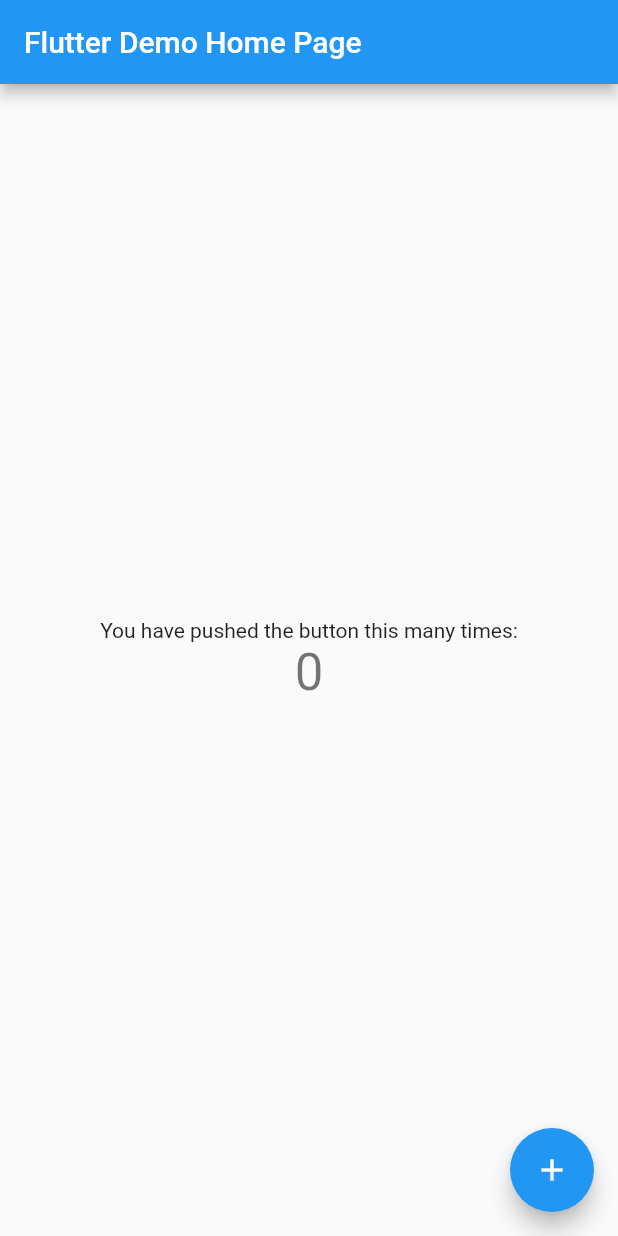
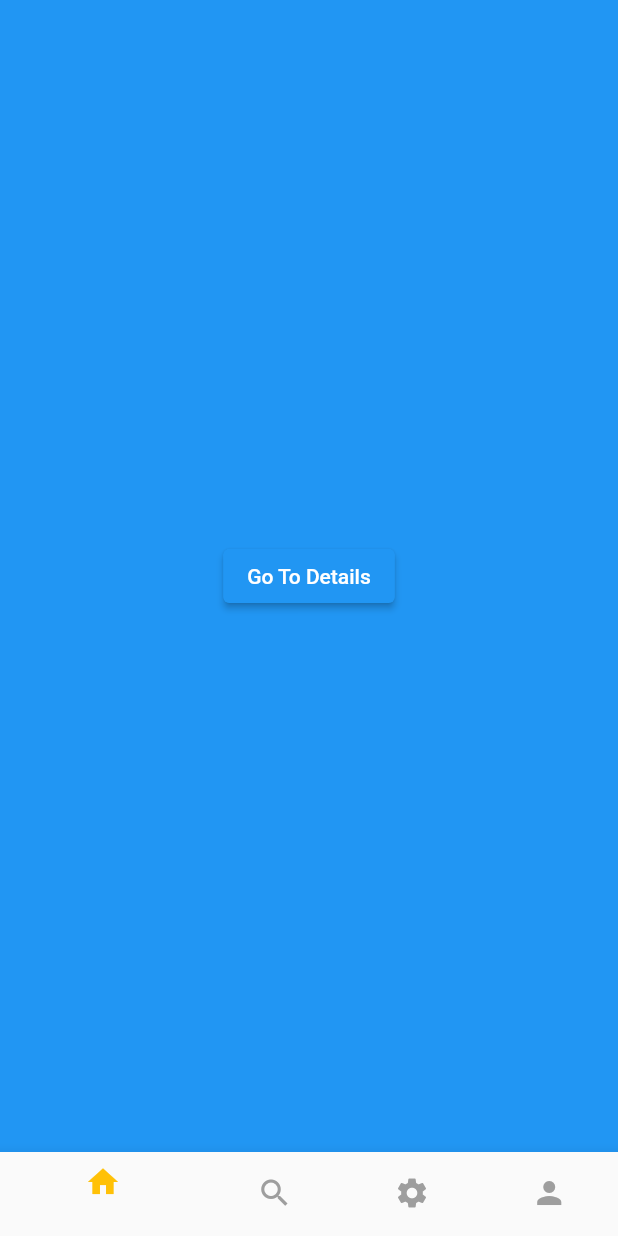
Before and after one commit to HarshsSharma/Vault_temp, a Flutter app: the screen it shows after launch, on a phone screen of 412 x 824 dp. Run offline on Flutter 3.47's test engine with Material 2 defaults, Android fonts, the phone set to English and light mode, and no system bars.

Commit message:
persistent navigation bar

```diff
--- a/Application/vault/lib/main.dart
+++ b/Application/vault/lib/main.dart
@@ -1,115 +1,9 @@
 import 'package:flutter/material.dart';
+import 'package:vault/src/core/router/router.dart';
+import 'package:vault/src/my_app.dart';
 
 void main() {
-  runApp(const MyApp());
+  runApp(MyApp(
+    appRouter: AppRouter(),
+  ));
 }
-
-class MyApp extends StatelessWidget {
-  const MyApp({super.key});
-
-  // This widget is the root of your application.
-  @override
-  Widget build(BuildContext context) {
-    return MaterialApp(
-      title: 'Flutter Demo',
-      theme: ThemeData(
-        // This is the theme of your application.
-        //
-        // Try running your application with "flutter run". You'll see the
-        // application has a blue toolbar. Then, without quitting the app, try
-        // changing the primarySwatch below to Colors.green and then invoke
-        // "hot reload" (press "r" in the console where you ran "flutter run",
-        // or simply save your changes to "hot reload" in a Flutter IDE).
-        // Notice that the counter didn't reset back to zero; the application
-        // is not restarted.
-        primarySwatch: Colors.blue,
-      ),
-      home: const MyHomePage(title: 'Flutter Demo Home Page'),
-    );
-  }
-}
-
-class MyHomePage extends StatefulWidget {
-  const MyHomePage({super.key, required this.title});
-
-  // This widget is the home page of your application. It is stateful, meaning
-  // that it has a State object (defined below) that contains fields that affect
-  // how it looks.
-
-  // This class is the configuration for the state. It holds the values (in this
-  // case the title) provided by the parent (in this case the App widget) and
-  // used by the build method of the State. Fields in a Widget subclass are
-  // always marked "final".
-
-  final String title;
-
-  @override
-  State<MyHomePage> createState() => _MyHomePageState();
-}
-
-class _MyHomePageState extends State<MyHomePage> {
-  int _counter = 0;
-
-  void _incrementCounter() {
-    setState(() {
-      // This call to setState tells the Flutter framework that something has
-      // changed in this State, which causes it to rerun the build method below
-      // so that the display can reflect the updated values. If we changed
-      // _counter without calling setState(), then the build method would not be
-      // called again, and so nothing would appear to happen.
-      _counter++;
-    });
-  }
-
-  @override
-  Widget build(BuildContext context) {
-    // This method is rerun every time setState is called, for instance as done
-    // by the _incrementCounter method above.
-    //
-    // The Flutter framework has been optimized to make rerunning build methods
-    // fast, so that you can just rebuild anything that needs updating rather
-    // than having to individually change instances of widgets.
-    return Scaffold(
-      appBar: AppBar(
-        // Here we take the value from the MyHomePage object that was created by
-        // the App.build method, and use it to set our appbar title.
-        title: Text(widget.title),
-      ),
-      body: Center(
-        // Center is a layout widget. It takes a single child and positions it
-        // in the middle of the parent.
-        child: Column(
-          // Column is also a layout widget. It takes a list of children and
-          // arranges them vertically. By default, it sizes itself to fit its
-          // children horizontally, and tries to be as tall as its parent.
-          //
-          // Invoke "debug painting" (press "p" in the console, choose the
-          // "Toggle Debug Paint" action from the Flutter Inspector in Android
-          // Studio, or the "Toggle Debug Paint" command in Visual Studio Code)
-          // to see the wireframe for each widget.
-          //
-          // Column has various properties to control how it sizes itself and
-          // how it positions its children. Here we use mainAxisAlignment to
-          // center the children vertically; the main axis here is the vertical
-          // axis because Columns are vertical (the cross axis would be
-          // horizontal).
-          mainAxisAlignment: MainAxisAlignment.center,
-          children: <Widget>[
-            const Text(
-              'You have pushed the button this many times:',
-            ),
-            Text(
-              '$_counter',
-              style: Theme.of(context).textTheme.headlineMedium,
-            ),
-          ],
-        ),
-      ),
-      floatingActionButton: FloatingActionButton(
-        onPressed: _incrementCounter,
-        tooltip: 'Increment',
-        child: const Icon(Icons.add),
-      ), // This trailing comma makes auto-formatting nicer for build methods.
-    );
-  }
-}
--- /dev/null
+++ b/Application/vault/lib/src/core/components/persistent_nav_bar/item_model.dart
@@ -0,0 +1,18 @@
+import 'package:flutter/material.dart';
+import 'package:vault/src/core/helper/enums/tab_item.dart';
+
+class ItemModel {
+  final GlobalKey<NavigatorState> navigatorKey;
+  final IconData icon;
+  final Widget screen;
+  final TabItem tabItem;
+
+  ItemModel(this.navigatorKey, this.icon, this.screen, this.tabItem);
+}
+
+class NavModel {
+  final Map<String, Widget Function(BuildContext)> routes;
+  final List<ItemModel> items;
+
+  NavModel(this.routes, this.items);
+}
--- /dev/null
+++ b/Application/vault/lib/src/core/components/persistent_nav_bar/persistent_nav_bar.dart
@@ -0,0 +1,101 @@
+import 'package:flutter/material.dart';
+
+import '../../helper/enums/tab_item.dart';
+import '../../router/bottom_navigator.dart';
+import 'item_model.dart';
+
+class App extends StatefulWidget {
+  final NavModel navModel;
+  const App({super.key, required this.navModel});
+
+  @override
+  State<StatefulWidget> createState() => AppState();
+}
+
+class AppState extends State<App> {
+  late TabItem _currentTab;
+  @override
+  void initState() {
+    _currentTab = widget.navModel.items.first.tabItem;
+    super.initState();
+  }
+
+  void _selectTab(TabItem tabItem) {
+    if (tabItem == _currentTab) {
+      // pop to first route
+      widget.navModel.items
+          .firstWhere((element) => element.tabItem == tabItem)
+          .navigatorKey
+          .currentState!
+          .popUntil((route) => route.isFirst);
+    } else {
+      setState(() => _currentTab = tabItem);
+    }
+  }
+
+  @override
+  Widget build(BuildContext context) {
+    return WillPopScope(
+      onWillPop: () async {
+        final isFirstRouteInCurrentTab = !await widget.navModel.items
+            .firstWhere((element) => element.tabItem == _currentTab)
+            .navigatorKey
+            .currentState!
+            .maybePop();
+        if (isFirstRouteInCurrentTab) {
+          // if not on the 'main' tab
+          if (_currentTab != widget.navModel.items.first.tabItem) {
+            // select 'main' tab
+            _selectTab(widget.navModel.items.first.tabItem);
+            // back button handled by app
+            return false;
+          }
+        }
+        // let system handle back button if we're on the first route
+        return isFirstRouteInCurrentTab;
+      },
+      child: Scaffold(
+          body: Stack(
+              children: widget.navModel.items
+                  .map((e) => _buildOffstageNavigator(e.tabItem, e.screen,
+                      e.navigatorKey, widget.navModel.routes))
+                  .toList()),
+          bottomNavigationBar: BottomNavigationBar(
+              onTap: (value) {
+                _selectTab(widget.navModel.items[value].tabItem);
+              },
+              currentIndex: _currentTab.index,
+              selectedItemColor: Colors.amber,
+              unselectedItemColor: Colors.grey,
+              items: widget.navModel.items
+                  .map((e) =>
+                      BottomNavigationBarItem(icon: Icon(e.icon), label: ''))
+                  .toList())),
+    );
+  }
+
+  Widget _buildOffstageNavigator(
+    TabItem tabItem,
+    Widget child,
+    GlobalKey<NavigatorState> globalKey,
+    Map<String, Widget Function(BuildContext)> routes,
+  ) {
+    return Offstage(
+      offstage: _currentTab != tabItem,
+      child: TabNavigator(
+        navigatorKey: globalKey,
+        mainView: child,
+        routes: routes,
+      ),
+    );
+  }
+  // Widget _buildOffstageNavigator(TabItem tabItem) {
+  //   return Offstage(
+  //     offstage: _currentTab != tabItem,
+  //     child: TabNavigator(
+  //       navigatorKey: _navigatorKeys[tabItem],
+  //       tabItem: tabItem,
+  //     ),
+  //   );
+  // }
+}
--- /dev/null
+++ b/Application/vault/lib/src/core/helper/enums/tab_item.dart
@@ -0,0 +1,9 @@
+enum TabItem {
+  home('Home'),
+  search('Search'),
+  settings('Settings'),
+  profile('Profile');
+
+  final String title;
+  const TabItem(this.title);
+}
--- /dev/null
+++ b/Application/vault/lib/src/core/router/bottom_navigator.dart
@@ -0,0 +1,55 @@
+import 'dart:developer';
+
+import 'package:flutter/material.dart';
+
+class TabNavigatorRoutes {
+  static const String root = '/';
+  static const String itemDetails = '/ItemDetails';
+}
+
+class TabNavigator extends StatelessWidget {
+  final GlobalKey<NavigatorState> navigatorKey;
+  final Widget mainView;
+  final Map<String, Widget Function(BuildContext)> routes;
+  const TabNavigator({
+    Key? key,
+    required this.navigatorKey,
+    required this.mainView,
+    required this.routes,
+  }) : super(key: key);
+
+  @override
+  Widget build(BuildContext context) {
+    return Navigator(
+      key: navigatorKey,
+      initialRoute: TabNavigatorRoutes.root,
+      onGenerateRoute: (routeSettings) {
+        log('message');
+        final String? name = routeSettings.name;
+        final WidgetBuilder? pageContentBuilder = routes[name];
+        if (name == TabNavigatorRoutes.root) {
+          log('Ali');
+          return MaterialPageRoute(
+            builder: (_) => mainView,
+          );
+        } else if (pageContentBuilder != null) {
+          final Route<dynamic> route = MaterialPageRoute(
+            settings: routeSettings,
+            builder: pageContentBuilder,
+          );
+
+          return route;
+        } else {
+          return MaterialPageRoute(
+            builder: (context) => Scaffold(
+              appBar: AppBar(),
+              body: const Center(
+                child: Text('Unknown route'),
+              ),
+            ),
+          );
+        }
+      },
+    );
+  }
+}
--- /dev/null
+++ b/Application/vault/lib/src/core/router/router.dart
@@ -0,0 +1,173 @@
+import 'package:flutter/material.dart';
+import 'package:vault/src/modules/dashboard/dashboard_view.dart';
+
+import '../components/persistent_nav_bar/item_model.dart';
+import '../components/persistent_nav_bar/persistent_nav_bar.dart';
+import '../helper/enums/tab_item.dart';
+import 'bottom_navigator.dart';
+
+class AppRouter {
+  Route? onGenerateRoute(RouteSettings settings) {
+    switch (settings.name) {
+      case '/':
+        // return MaterialPageRoute(builder: (context) => const DashBoard());
+        return MaterialPageRoute(
+          builder: (_) => App(
+              navModel: NavModel({
+            TabNavigatorRoutes.itemDetails: (context) => Scaffold(
+                  appBar: AppBar(
+                    title: const Text('Details'),
+                    backgroundColor: Colors.orangeAccent,
+                  ),
+                ),
+          }, [
+            ItemModel(
+                GlobalKey<NavigatorState>(), Icons.home, Home(), TabItem.home),
+            ItemModel(GlobalKey<NavigatorState>(), Icons.search, Search(),
+                TabItem.search),
+            ItemModel(GlobalKey<NavigatorState>(), Icons.settings, Settings(),
+                TabItem.settings),
+            ItemModel(GlobalKey<NavigatorState>(), Icons.person, Profile(),
+                TabItem.profile),
+          ])),
+        );
+      default:
+        return null;
+    }
+  }
+}
+
+class Profile extends StatelessWidget {
+  const Profile({
+    super.key,
+  });
+
+  @override
+  Widget build(BuildContext context) {
+    return Scaffold(
+      backgroundColor: Colors.amber,
+      body: Center(
+        child: ElevatedButton(
+            onPressed: () {
+              Navigator.pushNamed(context, TabNavigatorRoutes.itemDetails);
+            },
+            child: Text('Go To Details')),
+      ),
+    );
+  }
+}
+
+class Settings extends StatelessWidget {
+  const Settings({
+    super.key,
+  });
+
+  @override
+  Widget build(BuildContext context) {
+    return Scaffold(
+      backgroundColor: Colors.green,
+      body: Center(
+        child: ElevatedButton(
+            onPressed: () {
+              Navigator.pushNamed(context, TabNavigatorRoutes.itemDetails);
+            },
+            child: Text('Go To Details')),
+      ),
+    );
+  }
+}
+
+class Search extends StatelessWidget {
+  const Search({
+    super.key,
+  });
+
+  @override
+  Widget build(BuildContext context) {
+    return Scaffold(
+      backgroundColor: Colors.red,
+      body: Center(
+        child: ElevatedButton(
+            onPressed: () {
+              Navigator.pushNamed(context, TabNavigatorRoutes.itemDetails);
+            },
+            child: Text('Go To Details')),
+      ),
+    );
+  }
+}
+
+class Home extends StatelessWidget {
+  const Home({
+    super.key,
+  });
+
+  @override
+  Widget build(BuildContext context) {
+    return Scaffold(
+      backgroundColor: Colors.blue,
+      body: Center(
+        child: ElevatedButton(
+            onPressed: () {
+              Navigator.pushNamed(context, TabNavigatorRoutes.itemDetails);
+            },
+            child: Text('Go To Details')),
+      ),
+    );
+  }
+}
+
+//Custom Page route transition
+class FadeRoute extends PageRouteBuilder {
+  final Widget page;
+  final int milliseconds;
+  FadeRoute({
+    required this.page,
+    this.milliseconds = 1000,
+  }) : super(
+          transitionDuration: Duration(milliseconds: milliseconds),
+          pageBuilder: (
+            BuildContext context,
+            Animation<double> animation,
+            Animation<double> secondaryAnimation,
+          ) =>
+              page,
+          transitionsBuilder: (
+            BuildContext context,
+            Animation<double> animation,
+            Animation<double> secondaryAnimation,
+            Widget child,
+          ) =>
+              FadeTransition(
+            opacity: animation,
+            child: child,
+          ),
+        );
+}
+
+class SlideRightRoute extends PageRouteBuilder {
+  final Widget page;
+  final Offset offset;
+  SlideRightRoute({required this.page, this.offset = const Offset(-1, 0)})
+      : super(
+          pageBuilder: (
+            BuildContext context,
+            Animation<double> animation,
+            Animation<double> secondaryAnimation,
+          ) =>
+              page,
+          transitionsBuilder: (
+            BuildContext context,
+            Animation<double> animation,
+            Animation<double> secondaryAnimation,
+            Widget child,
+          ) =>
+              SlideTransition(
+            position: Tween<Offset>(
+              begin: offset,
+              end: Offset.zero,
+            ).animate(animation),
+            child: child,
+          ),
+        );
+}
--- /dev/null
+++ b/Application/vault/lib/src/core/router/router_names.dart
@@ -0,0 +1 @@
+class AppRouterNames {}
--- /dev/null
+++ b/Application/vault/lib/src/my_app.dart
@@ -0,0 +1,17 @@
+import 'package:flutter/material.dart';
+import 'package:vault/src/core/router/router.dart';
+
+class MyApp extends StatelessWidget {
+  final AppRouter appRouter;
+  const MyApp({super.key, required this.appRouter});
+
+  // This widget is the root of your application.
+  @override
+  Widget build(BuildContext context) {
+    return MaterialApp(
+      debugShowCheckedModeBanner: false,
+      title: 'Vault',
+      onGenerateRoute: appRouter.onGenerateRoute,
+    );
+  }
+}
--- a/Application/vault/pubspec.yaml
+++ b/Application/vault/pubspec.yaml
@@ -35,6 +35,8 @@ dependencies:
   # The following adds the Cupertino Icons font to your application.
   # Use with the CupertinoIcons class for iOS style icons.
   cupertino_icons: ^1.0.2
+  provider: ^6.0.5
+  flutter_slidable: ^2.0.0
 
 dev_dependencies:
   flutter_test:
```
Also changed, not shown: Application/vault/lib/src/core/helper/extentions/media_query.dart (added, +21 -0 lines), 1 other file.
